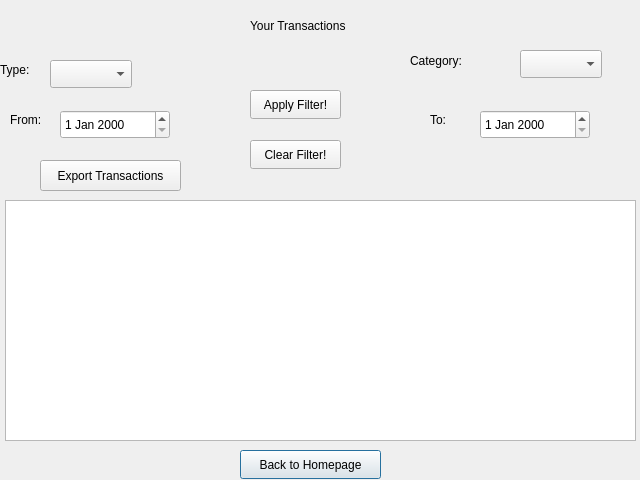
First picture: the form in viewtransactions.ui, repository aasishhumagain/BudgetBuddy, before the edit.
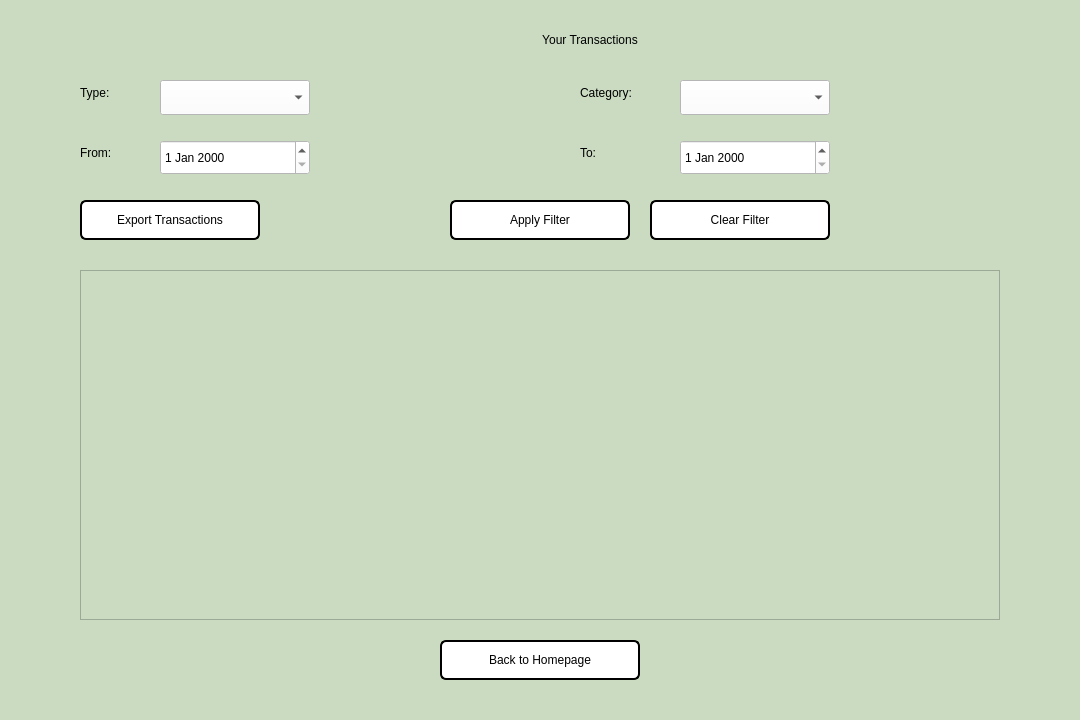
Second picture: the form after the edit.

Diff of the .ui file:
```diff
--- a/viewtransactions.ui
+++ b/viewtransactions.ui
@@ -6,180 +6,311 @@
    <rect>
     <x>0</x>
     <y>0</y>
-    <width>640</width>
-    <height>480</height>
+    <width>1080</width>
+    <height>720</height>
    </rect>
   </property>
   <property name="windowTitle">
-   <string>Dialog</string>
+   <string>BudgetBuddy - View Transactions</string>
   </property>
-  <widget class="QTableWidget" name="tableWidgetTransactions">
-   <property name="geometry">
-    <rect>
-     <x>5</x>
-     <y>200</y>
-     <width>631</width>
-     <height>241</height>
-    </rect>
-   </property>
-  </widget>
-  <widget class="QPushButton" name="buttonBack">
-   <property name="geometry">
-    <rect>
-     <x>240</x>
-     <y>450</y>
-     <width>141</width>
-     <height>29</height>
-    </rect>
-   </property>
-   <property name="text">
-    <string>Back to Homepage</string>
-   </property>
-  </widget>
+  <property name="styleSheet">
+   <string notr="true">
+    background-color: rgb(202, 219, 194);
+   </string>
+  </property>
+
+  <!-- Title -->
   <widget class="QLabel" name="labelTitle">
    <property name="geometry">
     <rect>
-     <x>250</x>
-     <y>10</y>
-     <width>241</width>
-     <height>31</height>
+     <x>440</x>
+     <y>20</y>
+     <width>300</width>
+     <height>40</height>
     </rect>
    </property>
    <property name="text">
     <string>Your Transactions</string>
    </property>
-  </widget>
-  <widget class="QComboBox" name="comboBoxTypeFilter">
-   <property name="geometry">
-    <rect>
-     <x>50</x>
-     <y>60</y>
-     <width>82</width>
-     <height>28</height>
-    </rect>
+   <property name="alignment">
+    <set>Qt::AlignCenter</set>
    </property>
+   <property name="styleSheet">
+    <string notr="true">
+     font: 600 18pt "Segoe UI";
+     color: rgb(0, 0, 0);
+   </string>
+   </property>
   </widget>
+
+  <!-- Type Label -->
   <widget class="QLabel" name="labelType">
    <property name="geometry">
     <rect>
-     <x>0</x>
-     <y>60</y>
-     <width>63</width>
-     <height>20</height>
+     <x>80</x>
+     <y>80</y>
+     <width>80</width>
+     <height>25</height>
     </rect>
    </property>
    <property name="text">
     <string>Type:</string>
    </property>
+   <property name="styleSheet">
+    <string notr="true">
+     font: 600 11pt "Segoe UI";
+     color: rgb(0, 0, 0);
+   </string>
+   </property>
   </widget>
+
+  <!-- Type Combo -->
+  <widget class="QComboBox" name="comboBoxTypeFilter">
+   <property name="geometry">
+    <rect>
+     <x>160</x>
+     <y>80</y>
+     <width>150</width>
+     <height>35</height>
+    </rect>
+   </property>
+   <property name="styleSheet">
+    <string notr="true">
+     font: 600 11pt "Segoe UI";
+     background: white;
+     color: rgb(0, 0, 0);
+   </string>
+   </property>
+  </widget>
+
+  <!-- Category Label -->
   <widget class="QLabel" name="labelCategory">
    <property name="geometry">
     <rect>
-     <x>410</x>
-     <y>50</y>
-     <width>81</width>
-     <height>21</height>
+     <x>580</x>
+     <y>80</y>
+     <width>80</width>
+     <height>25</height>
     </rect>
    </property>
    <property name="text">
     <string>Category:</string>
    </property>
+   <property name="styleSheet">
+    <string notr="true">
+     font: 600 11pt "Segoe UI";
+     color: rgb(0, 0, 0);
+   </string>
+   </property>
   </widget>
+
+  <!-- Category Combo -->
   <widget class="QComboBox" name="comboBoxCategoryFilter">
    <property name="geometry">
     <rect>
-     <x>520</x>
-     <y>50</y>
-     <width>82</width>
-     <height>28</height>
+     <x>680</x>
+     <y>80</y>
+     <width>150</width>
+     <height>35</height>
     </rect>
    </property>
+   <property name="styleSheet">
+    <string notr="true">
+     font: 600 11pt "Segoe UI";
+     background: white;
+     color: rgb(0, 0, 0);
+   </string>
+   </property>
   </widget>
+
+  <!-- From Label -->
   <widget class="QLabel" name="labelFrom">
    <property name="geometry">
     <rect>
-     <x>10</x>
-     <y>110</y>
-     <width>63</width>
-     <height>20</height>
+     <x>80</x>
+     <y>140</y>
+     <width>80</width>
+     <height>25</height>
     </rect>
    </property>
    <property name="text">
     <string>From:</string>
    </property>
+   <property name="styleSheet">
+    <string notr="true">
+     font: 600 11pt "Segoe UI";
+     color: rgb(0, 0, 0);
+   </string>
+   </property>
   </widget>
+
+  <!-- From Date -->
+  <widget class="QDateEdit" name="dateEditFrom">
+   <property name="geometry">
+    <rect>
+     <x>160</x>
+     <y>140</y>
+     <width>150</width>
+     <height>35</height>
+    </rect>
+   </property>
+   <property name="styleSheet">
+    <string notr="true">
+     font: 600 11pt "Segoe UI";
+     background: white;
+     color: rgb(0, 0, 0);
+   </string>
+   </property>
+  </widget>
+
+  <!-- To Label -->
   <widget class="QLabel" name="labelTo">
    <property name="geometry">
     <rect>
-     <x>430</x>
-     <y>110</y>
-     <width>63</width>
-     <height>20</height>
+     <x>580</x>
+     <y>140</y>
+     <width>80</width>
+     <height>25</height>
     </rect>
    </property>
    <property name="text">
     <string>To:</string>
    </property>
-  </widget>
-  <widget class="QDateEdit" name="dateEditFrom">
-   <property name="geometry">
-    <rect>
-     <x>60</x>
-     <y>110</y>
-     <width>110</width>
-     <height>29</height>
-    </rect>
+   <property name="styleSheet">
+    <string notr="true">
+     font: 600 11pt "Segoe UI";
+     color: rgb(0, 0, 0);
+   </string>
    </property>
   </widget>
+
+  <!-- To Date -->
   <widget class="QDateEdit" name="dateEditTo">
    <property name="geometry">
     <rect>
-     <x>480</x>
-     <y>110</y>
-     <width>110</width>
-     <height>29</height>
+     <x>680</x>
+     <y>140</y>
+     <width>150</width>
+     <height>35</height>
     </rect>
    </property>
+   <property name="styleSheet">
+    <string notr="true">
+     font: 600 11pt "Segoe UI";
+     background: white;
+     color: rgb(0, 0, 0);
+   </string>
+   </property>
   </widget>
+
+  <!-- Apply Filter -->
   <widget class="QPushButton" name="buttonApplyFilter">
    <property name="geometry">
     <rect>
-     <x>250</x>
-     <y>90</y>
-     <width>91</width>
-     <height>29</height>
+     <x>450</x>
+     <y>200</y>
+     <width>180</width>
+     <height>40</height>
     </rect>
    </property>
    <property name="text">
-    <string>Apply Filter!</string>
+    <string>Apply Filter</string>
    </property>
+   <property name="styleSheet">
+    <string notr="true">
+     font: 600 12pt "Segoe UI";
+     background: white;
+     color: rgb(0, 0, 0);
+     border: 2px solid black;
+     border-radius: 6px;
+   </string>
+   </property>
   </widget>
+
+  <!-- Clear Filter -->
+  <widget class="QPushButton" name="buttonClearFilter">
+   <property name="geometry">
+    <rect>
+     <x>650</x>
+     <y>200</y>
+     <width>180</width>
+     <height>40</height>
+    </rect>
+   </property>
+   <property name="text">
+    <string>Clear Filter</string>
+   </property>
+   <property name="styleSheet">
+    <string notr="true">
+     font: 600 12pt "Segoe UI";
+     background: white;
+     color: rgb(0, 0, 0);
+     border: 2px solid black;
+     border-radius: 6px;
+   </string>
+   </property>
+  </widget>
+
+  <!-- Export Button -->
   <widget class="QPushButton" name="buttonExport">
    <property name="geometry">
     <rect>
-     <x>40</x>
-     <y>160</y>
-     <width>141</width>
-     <height>31</height>
+     <x>80</x>
+     <y>200</y>
+     <width>180</width>
+     <height>40</height>
     </rect>
    </property>
    <property name="text">
     <string>Export Transactions</string>
    </property>
+   <property name="styleSheet">
+    <string notr="true">
+     font: 600 12pt "Segoe UI";
+     background: white;
+     color: rgb(0, 0, 0);
+     border: 2px solid black;
+     border-radius: 6px;
+   </string>
+   </property>
   </widget>
-  <widget class="QPushButton" name="buttonClearFilter">
+
+  <!-- Table -->
+  <widget class="QTableWidget" name="tableWidgetTransactions">
    <property name="geometry">
     <rect>
-     <x>250</x>
-     <y>140</y>
-     <width>91</width>
-     <height>29</height>
+     <x>80</x>
+     <y>270</y>
+     <width>920</width>
+     <height>350</height>
+    </rect>
+   </property>
+  </widget>
+
+  <!-- Back -->
+  <widget class="QPushButton" name="buttonBack">
+   <property name="geometry">
+    <rect>
+     <x>440</x>
+     <y>640</y>
+     <width>200</width>
+     <height>40</height>
     </rect>
    </property>
    <property name="text">
-    <string>Clear Filter!</string>
+    <string>Back to Homepage</string>
+   </property>
+   <property name="styleSheet">
+    <string notr="true">
+     font: 600 12pt "Segoe UI";
+     background: white;
+     color: rgb(0, 0, 0);
+     border: 2px solid black;
+     border-radius: 6px;
+   </string>
    </property>
   </widget>
+
  </widget>
  <resources/>
  <connections/>
```
